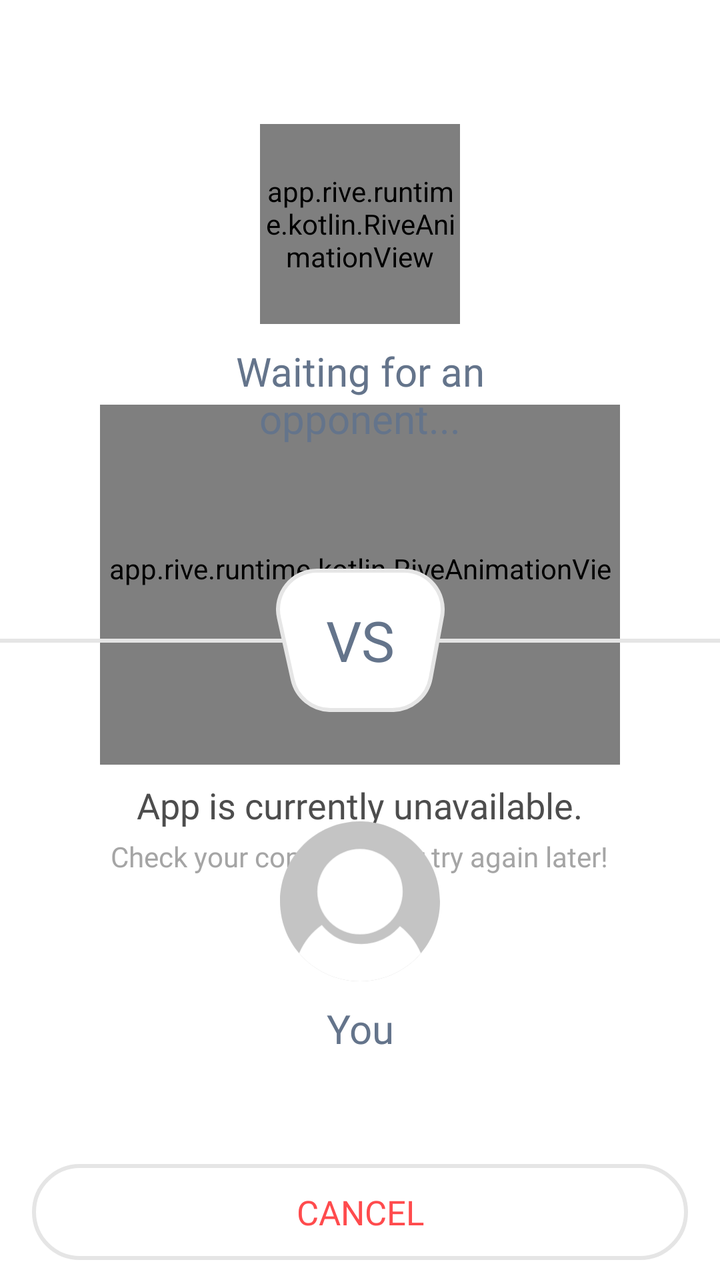
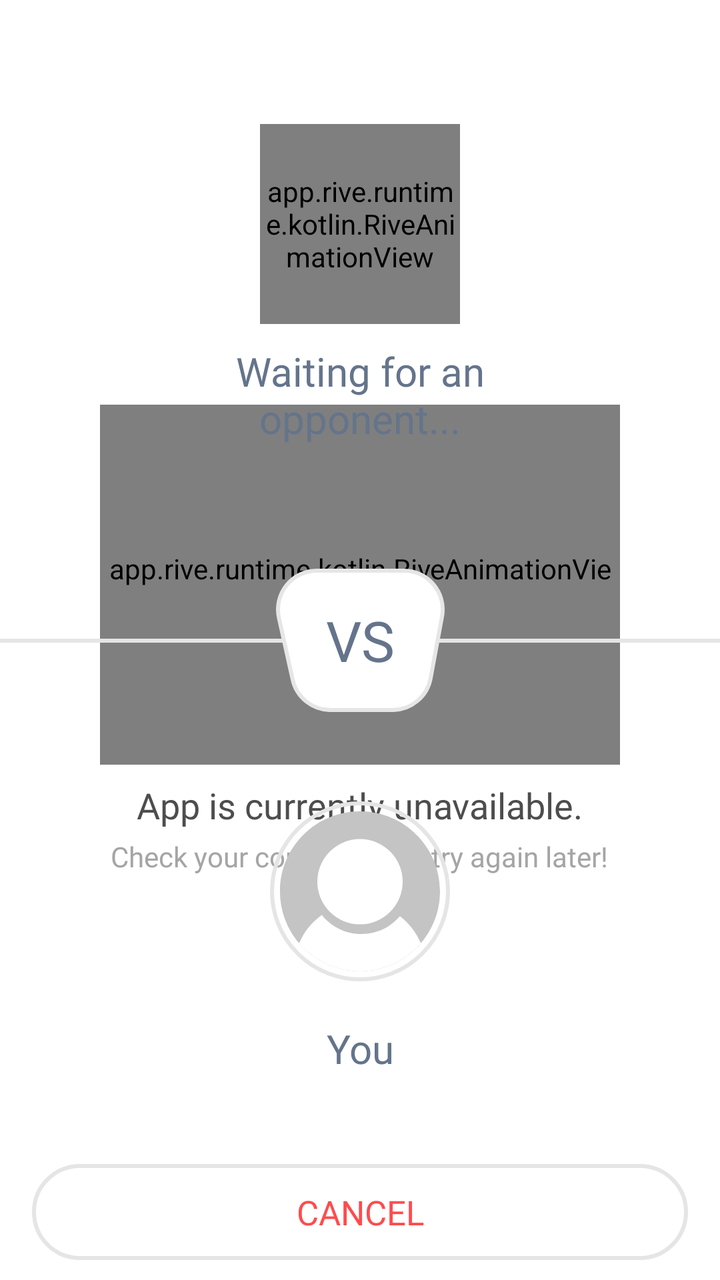

Two renders of the same Android screen: before a commit and after it. Below are the layout's source before the change and the commit's diff.
<!-- AndroidManifest.xml: application theme Theme.Tetragon -->
<!-- res/layout/activity_online_waiting_room.xml -->
<?xml version="1.0" encoding="utf-8"?>
<androidx.constraintlayout.widget.ConstraintLayout xmlns:android="http://schemas.android.com/apk/res/android"
    xmlns:app="http://schemas.android.com/apk/res-auto"
    xmlns:tools="http://schemas.android.com/tools"
    android:id="@+id/main"
    android:layout_width="match_parent"
    android:layout_height="match_parent"
    android:background="@color/white"
    tools:context=".ui.uiMathStormOnline.OnlineWaitingRoomMathStormActivity">

    
    <LinearLayout
        android:id="@+id/internetConnection"
        android:layout_width="0dp"
        android:layout_height="wrap_content"
        android:background="@color/gray_3"
        android:gravity="center"
        android:orientation="horizontal"
        android:padding="10dp"
        android:visibility="gone"
        app:layout_constraintEnd_toEndOf="parent"
        app:layout_constraintStart_toStartOf="parent"
        app:layout_constraintTop_toTopOf="parent">

        <ImageView
            android:layout_width="20dp"
            android:layout_height="20dp"
            android:layout_marginEnd="10dp"
            android:src="@drawable/internet_lost" />

        <TextView
            android:layout_width="wrap_content"
            android:layout_height="wrap_content"
            android:fontFamily="@font/inter_semibold"
            android:text="YOU ARE OFFLINE"
            android:textColor="@color/black_3"
            android:textSize="14sp" />
    </LinearLayout>

    <LinearLayout
        android:id="@+id/offlineContainer"
        android:layout_width="0dp"
        android:layout_height="0dp"
        android:gravity="center"
        android:orientation="vertical"
        android:padding="16dp"
        app:layout_constraintBottom_toBottomOf="parent"
        app:layout_constraintEnd_toEndOf="parent"
        app:layout_constraintStart_toStartOf="parent"
        app:layout_constraintTop_toBottomOf="@id/internetConnection">

        <app.rive.runtime.kotlin.RiveAnimationView
            android:id="@+id/internet_mr_square"
            android:layout_width="260dp"
            android:layout_height="180dp"
            app:riveAutoPlay="true"
            app:riveResource="@raw/no_internet_mr_square"
            app:riveStateMachine="State Machine 1" />

        <TextView
            android:id="@+id/offlineTitle"
            android:layout_width="wrap_content"
            android:layout_height="wrap_content"
            android:layout_marginTop="8dp"
            android:fontFamily="@font/inter_semibold"
            android:text="App is currently unavailable."
            android:textColor="@color/black_3"
            android:textSize="18sp" />

        <TextView
            android:id="@+id/offlineSubtitle"
            android:layout_width="wrap_content"
            android:layout_height="wrap_content"
            android:layout_marginTop="4dp"
            android:fontFamily="@font/inter_medium"
            android:gravity="center"
            android:text="Check your connection or try again later!"
            android:textAlignment="center"
            android:textColor="@color/gray_1"
            android:textSize="14sp" />

    </LinearLayout>

    
    <androidx.constraintlayout.widget.ConstraintLayout
        android:id="@+id/mainContent"
        android:layout_width="0dp"
        android:layout_height="0dp"
        app:layout_constraintBottom_toBottomOf="parent"
        app:layout_constraintEnd_toEndOf="parent"
        app:layout_constraintStart_toStartOf="parent"
        app:layout_constraintTop_toBottomOf="@id/internetConnection">

        <androidx.constraintlayout.widget.ConstraintLayout
            android:layout_width="match_parent"
            android:layout_height="match_parent"
            android:fitsSystemWindows="true">

            <LinearLayout
                android:id="@+id/linearLayout"
                android:layout_width="match_parent"
                android:layout_height="wrap_content"
                android:gravity="center"
                android:orientation="vertical"
                app:layout_constraintBottom_toTopOf="@+id/vs_line_container"
                app:layout_constraintTop_toTopOf="parent">

                <app.rive.runtime.kotlin.RiveAnimationView
                    android:id="@+id/search_icon"
                    android:layout_width="100dp"
                    android:layout_height="100dp"
                    app:layout_constraintEnd_toEndOf="parent"
                    app:layout_constraintStart_toStartOf="parent"
                    app:layout_constraintTop_toTopOf="parent"
                    app:riveAutoPlay="true"
                    app:riveResource="@raw/search_animation"
                    app:riveStateMachine="State Machine 1" />

                <ImageView
                    android:id="@+id/playerIconImage"
                    android:layout_width="80dp"
                    android:layout_height="80dp"
                    android:visibility="gone"
                    android:src="@drawable/player_icon"
                    app:layout_constraintBottom_toBottomOf="parent"
                    app:layout_constraintEnd_toEndOf="parent"
                    app:layout_constraintStart_toStartOf="parent"
                    app:layout_constraintTop_toTopOf="parent" />

                
                <TextView
                    android:id="@+id/player_two_txt"
                    android:layout_width="200dp"
                    android:layout_height="wrap_content"
                    android:layout_marginTop="10dp"
                    android:fontFamily="@font/inter_semibold"
                    android:gravity="center"
                    android:text="@string/waiting_for_an_opponent"
                    android:textColor="#64748b"
                    android:textSize="20sp"
                    app:layout_constraintBottom_toTopOf="@+id/vs_line_container"
                    app:layout_constraintEnd_toEndOf="parent"
                    app:layout_constraintStart_toStartOf="parent" />
            </LinearLayout>

            
            <androidx.constraintlayout.widget.ConstraintLayout
                android:id="@+id/vs_line_container"
                android:layout_width="0dp"
                android:layout_height="wrap_content"
                app:layout_constraintBottom_toBottomOf="parent"
                app:layout_constraintEnd_toEndOf="parent"
                app:layout_constraintStart_toStartOf="parent"
                app:layout_constraintTop_toTopOf="parent">

                
                <View
                    android:id="@+id/horizontal_line"
                    android:layout_width="0dp"
                    android:layout_height="2dp"
                    android:background="#e5e5e5"
                    app:layout_constraintBottom_toBottomOf="parent"
                    app:layout_constraintEnd_toEndOf="parent"
                    app:layout_constraintStart_toStartOf="parent"
                    app:layout_constraintTop_toTopOf="parent" />

                
                <TextView
                    android:id="@+id/line_text"
                    android:layout_width="wrap_content"
                    android:layout_height="wrap_content"
                    android:background="@drawable/background_vs_text"
                    android:fontFamily="@font/inter_semibold"
                    android:gravity="center"
                    android:paddingStart="16dp"
                    android:paddingTop="10dp"
                    android:paddingEnd="16dp"
                    android:paddingBottom="10dp"
                    android:text="VS"
                    android:textColor="#64748b"
                    android:textSize="28sp"
                    app:layout_constraintBottom_toBottomOf="parent"
                    app:layout_constraintEnd_toEndOf="parent"
                    app:layout_constraintStart_toStartOf="parent"
                    app:layout_constraintTop_toTopOf="parent" />
            </androidx.constraintlayout.widget.ConstraintLayout>

            
            <FrameLayout
                android:id="@+id/cancel_button"
                android:layout_width="0dp"
                android:layout_height="wrap_content"
                android:layout_marginStart="16dp"
                android:layout_marginEnd="16dp"
                android:layout_marginBottom="10dp"
                app:layout_constraintBottom_toBottomOf="parent"
                app:layout_constraintEnd_toEndOf="parent"
                app:layout_constraintStart_toStartOf="parent">

                
                <View
                    android:layout_width="match_parent"
                    android:layout_height="48dp"
                    android:background="@drawable/custom_button" />

                
                <TextView
                    android:layout_width="match_parent"
                    android:layout_height="48dp"
                    android:fontFamily="@font/inter_semibold"
                    android:gravity="center"
                    android:text="@string/cancel"
                    android:textColor="#ff4b4d"
                    android:textSize="17sp" />
            </FrameLayout>

            <LinearLayout
                android:layout_width="match_parent"
                android:layout_height="wrap_content"
                android:gravity="center"
                android:orientation="vertical"
                app:layout_constraintBottom_toTopOf="@+id/cancel_button"
                app:layout_constraintTop_toBottomOf="@+id/vs_line_container">

                <ImageView
                    android:layout_width="80dp"
                    android:layout_height="80dp"
                    android:src="@drawable/player_icon" />
                
                <TextView
                    android:id="@+id/player_one_txt"
                    android:layout_width="200dp"
                    android:layout_height="wrap_content"
                    android:layout_marginTop="10dp"
                    android:fontFamily="@font/inter_semibold"
                    android:gravity="center"
                    android:text="@string/you"
                    android:textColor="#64748b"
                    android:textSize="20sp"
                    app:layout_constraintBottom_toTopOf="@+id/vs_line_container"
                    app:layout_constraintEnd_toEndOf="parent"
                    app:layout_constraintStart_toStartOf="parent" />
            </LinearLayout>


        </androidx.constraintlayout.widget.ConstraintLayout>
    </androidx.constraintlayout.widget.ConstraintLayout>

</androidx.constraintlayout.widget.ConstraintLayout>
<!-- resources referenced by this layout -->
<resources>
  <color name="black_3">#4d4d4d</color>
  <color name="gray_1">#A5A5A5</color>
  <color name="gray_3">#FAFAFA</color>
  <color name="white">#FFFFFFFF</color>
  <!-- drawable background_vs_text (drawable) -->
  <vector xmlns:android="http://schemas.android.com/apk/res/android"
      android:width="84.23dp"
      android:height="71.68dp"
      android:viewportWidth="84.23"
      android:viewportHeight="71.68">
    <path
        android:pathData="M82.91,23.92l-5.7,30.89c-1.69,9.2 -9.72,15.88 -19.08,15.88h-30.88c-9.09,0 -16.97,-6.32 -18.94,-15.2L1.47,24.6C-1.22,12.48 8,1 20.4,1h43.42c12.13,0 21.28,11 19.08,22.92Z"
        android:strokeWidth="2"
        android:fillColor="#fff"
        android:strokeColor="#e6e6e6"/>
  </vector>
  <!-- drawable custom_button (drawable) -->
  <?xml version="1.0" encoding="utf-8"?>
  <shape xmlns:android="http://schemas.android.com/apk/res/android"
      android:shape="rectangle">
      <solid android:color="#ffffff"/>
      <stroke android:color="#e5e5e5"
          android:width="2dp"/>
      <corners android:radius="100dp"/>
  </shape>
  <!-- drawable player_icon (drawable) -->
  <vector xmlns:android="http://schemas.android.com/apk/res/android"
      android:width="92.52dp"
      android:height="92.52dp"
      android:viewportWidth="92.52"
      android:viewportHeight="92.52">
    <path
        android:pathData="M92.52,46.25c0,11.46 -4.17,21.94 -11.08,30.03 -8.48,9.94 -21.09,16.23 -35.17,16.23s-26.7,-6.29 -35.18,-16.23C4.17,68.2 0,57.72 0,46.25 0,20.71 20.71,0 46.26,0s46.25,20.71 46.25,46.25Z"
        android:fillColor="#c4c4c4"/>
    <path
        android:pathData="M81.43,76.28c-8.48,9.94 -21.09,16.23 -35.17,16.23s-26.7,-6.29 -35.18,-16.23c2.76,-6.61 7.33,-12.28 13.09,-16.37 5.36,6.72 13.62,11.02 22.87,11.02s16.91,-4 22.28,-10.3c5.3,4.03 9.5,9.42 12.11,15.65Z"
        android:fillColor="#fff"/>
    <path
        android:pathData="M46.26,40.69m-24.67,0a24.67,24.67 0,1 1,49.34 0a24.67,24.67 0,1 1,-49.34 0"
        android:fillColor="#fff"/>
  </vector>
  <string name="cancel">CANCEL</string>
  <string name="waiting_for_an_opponent">Waiting for an opponent...</string>
  <string name="you">You</string>
  <style name="Theme.Tetragon" parent="Base.Theme.Tetragon" />
  <style name="Base.Theme.Tetragon" parent="Theme.Material3.DayNight.NoActionBar">
          <item name="android:statusBarColor">@color/white</item>
          <item name="android:navigationBarColor">@color/white</item>
          <item name="android:windowLightStatusBar">true</item>
  
          <item name="android:windowBackground">@color/white</item>
          <item name="android:colorBackground">@color/white</item>
  
          <item name="android:windowIsTranslucent">false</item>
      </style>
  <!-- unchanged entries left out for length: 1 -->
</resources>

<!-- the commit's change to res/layout/activity_online_waiting_room.xml (unified diff, before → after) -->
@@ -116,16 +116,22 @@
                     app:riveResource="@raw/search_animation"
                     app:riveStateMachine="State Machine 1" />
 
-                <ImageView
-                    android:id="@+id/playerIconImage"
-                    android:layout_width="80dp"
-                    android:layout_height="80dp"
-                    android:visibility="gone"
-                    android:src="@drawable/player_icon"
-                    app:layout_constraintBottom_toBottomOf="parent"
-                    app:layout_constraintEnd_toEndOf="parent"
-                    app:layout_constraintStart_toStartOf="parent"
-                    app:layout_constraintTop_toTopOf="parent" />
+                <FrameLayout
+                    android:id="@+id/opponentAvatarContainer"
+                    android:layout_width="90dp"
+                    android:layout_height="90dp"
+                    android:layout_marginBottom="10dp"
+                    android:background="@drawable/avatar_circle_background"
+                    android:padding="5dp"
+                    android:visibility="gone"> 
+
+                    <ImageView
+                        android:id="@+id/playerIconImage"
+                        android:layout_width="match_parent"
+                        android:layout_height="match_parent"
+                        android:src="@drawable/avatar_1"
+                        android:scaleType="fitCenter" />
+                </FrameLayout>
 
                 
                 <TextView
@@ -222,10 +228,20 @@
                 app:layout_constraintBottom_toTopOf="@+id/cancel_button"
                 app:layout_constraintTop_toBottomOf="@+id/vs_line_container">
 
-                <ImageView
-                    android:layout_width="80dp"
-                    android:layout_height="80dp"
-                    android:src="@drawable/player_icon" />
+                <FrameLayout
+                    android:layout_width="90dp"
+                    android:layout_height="90dp"
+                    android:layout_marginBottom="10dp"
+                    android:background="@drawable/avatar_circle_background"
+                    android:padding="5dp">
+
+                    <ImageView
+                        android:id="@+id/myPlayerIconImage"
+                        android:layout_width="match_parent"
+                        android:layout_height="match_parent"
+                        android:src="@drawable/avatar_1"
+                        android:scaleType="fitCenter" />
+                </FrameLayout>
                 
                 <TextView
                     android:id="@+id/player_one_txt"
<!-- resource entries referenced after the edit -->
@@ -4,6 +4,32 @@
   <color name="gray_1">#A5A5A5</color>
   <color name="gray_3">#FAFAFA</color>
   <color name="white">#FFFFFFFF</color>
+  <!-- drawable avatar_1 (drawable) -->
+  <vector xmlns:android="http://schemas.android.com/apk/res/android"
+      android:width="82dp"
+      android:height="82dp"
+      android:viewportWidth="92.52"
+      android:viewportHeight="92.52">
+    <path
+        android:pathData="M92.52,46.25c0,11.46 -4.17,21.94 -11.08,30.03 -8.48,9.94 -21.09,16.23 -35.17,16.23s-26.7,-6.29 -35.18,-16.23C4.17,68.2 0,57.72 0,46.25 0,20.71 20.71,0 46.26,0s46.25,20.71 46.25,46.25Z"
+        android:fillColor="#c4c4c4"/>
+    <path
+        android:pathData="M81.43,76.28c-8.48,9.94 -21.09,16.23 -35.17,16.23s-26.7,-6.29 -35.18,-16.23c2.76,-6.61 7.33,-12.28 13.09,-16.37 5.36,6.72 13.62,11.02 22.87,11.02s16.91,-4 22.28,-10.3c5.3,4.03 9.5,9.42 12.11,15.65Z"
+        android:fillColor="#fff"/>
+    <path
+        android:pathData="M46.26,40.69m-24.67,0a24.67,24.67 0,1 1,49.34 0a24.67,24.67 0,1 1,-49.34 0"
+        android:fillColor="#fff"/>
+  </vector>
+  <!-- drawable avatar_circle_background (drawable) -->
+  <?xml version="1.0" encoding="utf-8"?>
+  <shape xmlns:android="http://schemas.android.com/apk/res/android"
+      android:shape="oval">/>
+  
+      <stroke
+          android:width="2dp"
+          android:color="@color/gray_2" />
+  
+  </shape>
   <!-- drawable background_vs_text (drawable) -->
   <vector xmlns:android="http://schemas.android.com/apk/res/android"
       android:width="84.23dp"
@@ -25,26 +51,11 @@
           android:width="2dp"/>
       <corners android:radius="100dp"/>
   </shape>
-  <!-- drawable player_icon (drawable) -->
-  <vector xmlns:android="http://schemas.android.com/apk/res/android"
-      android:width="92.52dp"
-      android:height="92.52dp"
-      android:viewportWidth="92.52"
-      android:viewportHeight="92.52">
-    <path
-        android:pathData="M92.52,46.25c0,11.46 -4.17,21.94 -11.08,30.03 -8.48,9.94 -21.09,16.23 -35.17,16.23s-26.7,-6.29 -35.18,-16.23C4.17,68.2 0,57.72 0,46.25 0,20.71 20.71,0 46.26,0s46.25,20.71 46.25,46.25Z"
-        android:fillColor="#c4c4c4"/>
-    <path
-        android:pathData="M81.43,76.28c-8.48,9.94 -21.09,16.23 -35.17,16.23s-26.7,-6.29 -35.18,-16.23c2.76,-6.61 7.33,-12.28 13.09,-16.37 5.36,6.72 13.62,11.02 22.87,11.02s16.91,-4 22.28,-10.3c5.3,4.03 9.5,9.42 12.11,15.65Z"
-        android:fillColor="#fff"/>
-    <path
-        android:pathData="M46.26,40.69m-24.67,0a24.67,24.67 0,1 1,49.34 0a24.67,24.67 0,1 1,-49.34 0"
-        android:fillColor="#fff"/>
-  </vector>
   <string name="cancel">CANCEL</string>
   <string name="waiting_for_an_opponent">Waiting for an opponent...</string>
   <string name="you">You</string>
   <style name="Theme.Tetragon" parent="Base.Theme.Tetragon" />
+  <color name="gray_2">#E5E5E5</color>
   <style name="Base.Theme.Tetragon" parent="Theme.Material3.DayNight.NoActionBar">
           <item name="android:statusBarColor">@color/white</item>
           <item name="android:navigationBarColor">@color/white</item>
